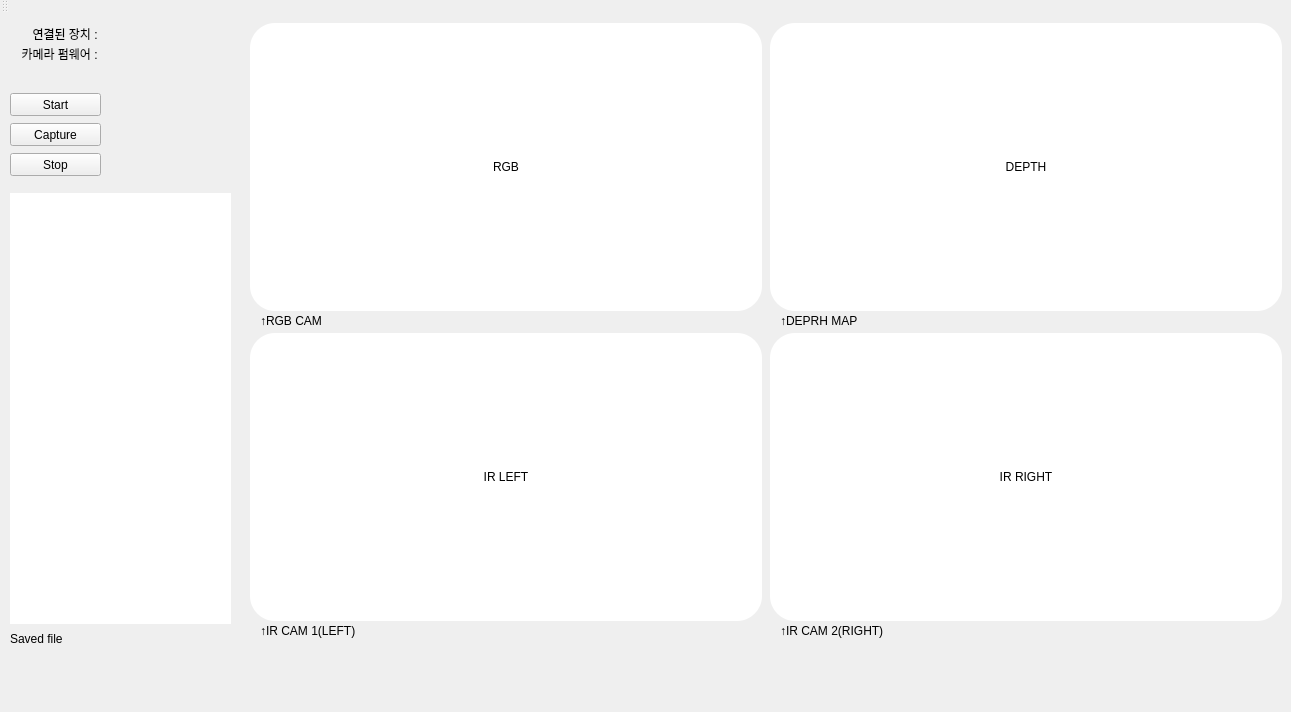
Before: the Qt Designer form 3D_Face_scanning.vc140/CalibrationModule/CalibrationModule.ui in CSID-DGU/2017-2-CECD-BirdSound-1, drawn with Qt 5.
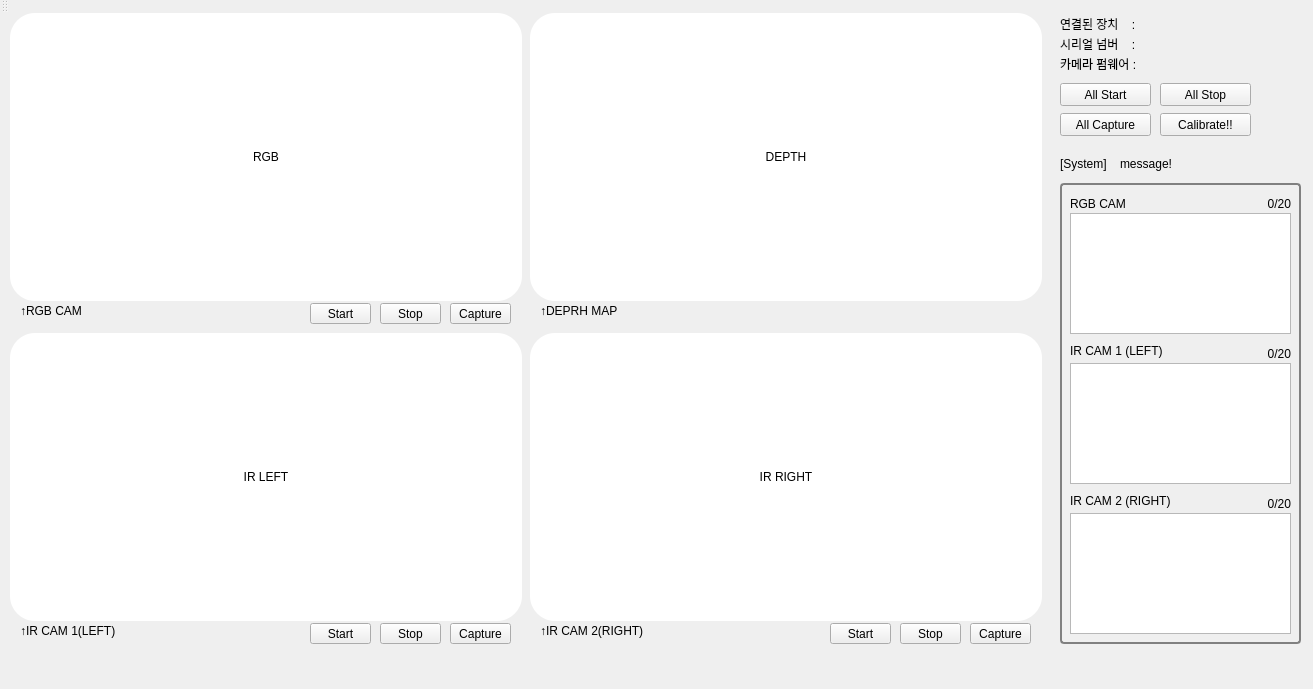
After: the same form once the commit is applied. Icons and pictures are not drawn.

Commit message: Qt design 변경, CAM 3대 각각 calibration을 위해 프로그램 구조 수정

```diff
--- a/3D_Face_scanning.vc140/CalibrationModule/CalibrationModule.ui
+++ b/3D_Face_scanning.vc140/CalibrationModule/CalibrationModule.ui
@@ -6,8 +6,8 @@
    <rect>
     <x>0</x>
     <y>0</y>
-    <width>1291</width>
-    <height>712</height>
+    <width>1313</width>
+    <height>689</height>
    </rect>
   </property>
   <property name="windowTitle">
@@ -17,82 +17,11 @@
    <string notr="true">border-color: rgb(0, 0, 0);</string>
   </property>
   <widget class="QWidget" name="centralWidget">
-   <widget class="QLabel" name="deviceName">
-    <property name="geometry">
-     <rect>
-      <x>10</x>
-      <y>10</y>
-      <width>91</width>
-      <height>21</height>
-     </rect>
-    </property>
-    <property name="text">
-     <string>연결된 장치 : </string>
-    </property>
-    <property name="alignment">
-     <set>Qt::AlignRight|Qt::AlignTrailing|Qt::AlignVCenter</set>
-    </property>
-   </widget>
-   <widget class="QLabel" name="deviceFirmware">
-    <property name="geometry">
-     <rect>
-      <x>10</x>
-      <y>30</y>
-      <width>91</width>
-      <height>21</height>
-     </rect>
-    </property>
-    <property name="text">
-     <string>카메라 펌웨어 : </string>
-    </property>
-    <property name="alignment">
-     <set>Qt::AlignRight|Qt::AlignTrailing|Qt::AlignVCenter</set>
-    </property>
-   </widget>
-   <widget class="QPushButton" name="startStreaming">
-    <property name="geometry">
-     <rect>
-      <x>10</x>
-      <y>80</y>
-      <width>91</width>
-      <height>23</height>
-     </rect>
-    </property>
-    <property name="text">
-     <string>Start</string>
-    </property>
-   </widget>
-   <widget class="QPushButton" name="captrueImage">
-    <property name="geometry">
-     <rect>
-      <x>10</x>
-      <y>110</y>
-      <width>91</width>
-      <height>23</height>
-     </rect>
-    </property>
-    <property name="text">
-     <string>Capture</string>
-    </property>
-   </widget>
-   <widget class="QPushButton" name="stopStreaming">
-    <property name="geometry">
-     <rect>
-      <x>10</x>
-      <y>140</y>
-      <width>91</width>
-      <height>23</height>
-     </rect>
-    </property>
-    <property name="text">
-     <string>Stop</string>
-    </property>
-   </widget>
    <widget class="QLabel" name="label">
     <property name="geometry">
      <rect>
-      <x>260</x>
-      <y>300</y>
+      <x>20</x>
+      <y>290</y>
       <width>71</width>
       <height>16</height>
      </rect>
@@ -107,8 +36,8 @@
    <widget class="QLabel" name="rgbLabel">
     <property name="geometry">
      <rect>
-      <x>250</x>
-      <y>10</y>
+      <x>10</x>
+      <y>0</y>
       <width>512</width>
       <height>288</height>
      </rect>
@@ -129,7 +58,7 @@
    <widget class="QLabel" name="irRightLabel">
     <property name="geometry">
      <rect>
-      <x>770</x>
+      <x>530</x>
       <y>320</y>
       <width>512</width>
       <height>288</height>
@@ -148,7 +77,7 @@
    <widget class="QLabel" name="irLeftLabel">
     <property name="geometry">
      <rect>
-      <x>250</x>
+      <x>10</x>
       <y>320</y>
       <width>512</width>
       <height>288</height>
@@ -167,7 +96,7 @@
    <widget class="QLabel" name="label_3">
     <property name="geometry">
      <rect>
-      <x>780</x>
+      <x>540</x>
       <y>610</y>
       <width>111</width>
       <height>16</height>
@@ -183,7 +112,7 @@
    <widget class="QLabel" name="label_2">
     <property name="geometry">
      <rect>
-      <x>260</x>
+      <x>20</x>
       <y>610</y>
       <width>111</width>
       <height>16</height>
@@ -196,28 +125,11 @@
      <string>↑IR CAM 1(LEFT)</string>
     </property>
    </widget>
-   <widget class="QLabel" name="label_4">
-    <property name="geometry">
-     <rect>
-      <x>10</x>
-      <y>180</y>
-      <width>221</width>
-      <height>431</height>
-     </rect>
-    </property>
-    <property name="styleSheet">
-     <string notr="true">background: white; border-color: coral;
-    border-width: 7px;</string>
-    </property>
-    <property name="text">
-     <string/>
-    </property>
-   </widget>
    <widget class="QLabel" name="depthLabel">
     <property name="geometry">
      <rect>
-      <x>770</x>
-      <y>10</y>
+      <x>530</x>
+      <y>0</y>
       <width>512</width>
       <height>288</height>
      </rect>
@@ -238,8 +150,8 @@
    <widget class="QLabel" name="label_5">
     <property name="geometry">
      <rect>
-      <x>780</x>
-      <y>300</y>
+      <x>540</x>
+      <y>290</y>
       <width>81</width>
       <height>16</height>
      </rect>
@@ -251,24 +163,128 @@
      <string>↑DEPRH MAP</string>
     </property>
    </widget>
-   <widget class="QLabel" name="camName">
+   <widget class="QPushButton" name="rgbStart">
     <property name="geometry">
      <rect>
-      <x>100</x>
-      <y>10</y>
-      <width>141</width>
+      <x>310</x>
+      <y>290</y>
+      <width>61</width>
       <height>21</height>
      </rect>
     </property>
     <property name="text">
-     <string/>
+     <string>Start</string>
+    </property>
+   </widget>
+   <widget class="QPushButton" name="rgbStop">
+    <property name="geometry">
+     <rect>
+      <x>380</x>
+      <y>290</y>
+      <width>61</width>
+      <height>21</height>
+     </rect>
+    </property>
+    <property name="text">
+     <string>Stop</string>
+    </property>
+   </widget>
+   <widget class="QPushButton" name="rgbCapture">
+    <property name="geometry">
+     <rect>
+      <x>450</x>
+      <y>290</y>
+      <width>61</width>
+      <height>21</height>
+     </rect>
+    </property>
+    <property name="text">
+     <string>Capture</string>
+    </property>
+   </widget>
+   <widget class="QPushButton" name="leftStart">
+    <property name="geometry">
+     <rect>
+      <x>310</x>
+      <y>610</y>
+      <width>61</width>
+      <height>21</height>
+     </rect>
+    </property>
+    <property name="text">
+     <string>Start</string>
+    </property>
+   </widget>
+   <widget class="QPushButton" name="leftCapture">
+    <property name="geometry">
+     <rect>
+      <x>450</x>
+      <y>610</y>
+      <width>61</width>
+      <height>21</height>
+     </rect>
+    </property>
+    <property name="text">
+     <string>Capture</string>
+    </property>
+   </widget>
+   <widget class="QPushButton" name="leftStop">
+    <property name="geometry">
+     <rect>
+      <x>380</x>
+      <y>610</y>
+      <width>61</width>
+      <height>21</height>
+     </rect>
+    </property>
+    <property name="text">
+     <string>Stop</string>
+    </property>
+   </widget>
+   <widget class="QPushButton" name="rightStart">
+    <property name="geometry">
+     <rect>
+      <x>830</x>
+      <y>610</y>
+      <width>61</width>
+      <height>21</height>
+     </rect>
+    </property>
+    <property name="text">
+     <string>Start</string>
+    </property>
+   </widget>
+   <widget class="QPushButton" name="rightCapture">
+    <property name="geometry">
+     <rect>
+      <x>970</x>
+      <y>610</y>
+      <width>61</width>
+      <height>21</height>
+     </rect>
+    </property>
+    <property name="text">
+     <string>Capture</string>
+    </property>
+   </widget>
+   <widget class="QPushButton" name="rightStop">
+    <property name="geometry">
+     <rect>
+      <x>900</x>
+      <y>610</y>
+      <width>61</width>
+      <height>21</height>
+     </rect>
+    </property>
+    <property name="text">
+     <string>Stop</string>
     </property>
    </widget>
    <widget class="QLabel" name="firmwareVer">
     <property name="geometry">
      <rect>
-      <x>100</x>
-      <y>30</y>
+      <x>1160</x>
+      <y>40</y>
       <width>141</width>
       <height>21</height>
      </rect>
@@ -277,19 +293,351 @@
      <string/>
     </property>
    </widget>
+   <widget class="QLabel" name="deviceFirmware">
+    <property name="geometry">
+     <rect>
+      <x>1060</x>
+      <y>40</y>
+      <width>91</width>
+      <height>21</height>
+     </rect>
+    </property>
+    <property name="sizePolicy">
+     <sizepolicy hsizetype="Preferred" vsizetype="Preferred">
+      <horstretch>0</horstretch>
+      <verstretch>0</verstretch>
+     </sizepolicy>
+    </property>
+    <property name="text">
+     <string>카메라 펌웨어 : </string>
+    </property>
+    <property name="alignment">
+     <set>Qt::AlignLeading|Qt::AlignLeft|Qt::AlignVCenter</set>
+    </property>
+   </widget>
    <widget class="QLabel" name="label_6">
     <property name="geometry">
      <rect>
-      <x>10</x>
-      <y>615</y>
+      <x>1070</x>
+      <y>180</y>
       <width>81</width>
       <height>21</height>
      </rect>
     </property>
     <property name="text">
-     <string>Saved file</string>
+     <string>RGB CAM</string>
     </property>
    </widget>
+   <widget class="QLabel" name="deviceName">
+    <property name="geometry">
+     <rect>
+      <x>1060</x>
+      <y>0</y>
+      <width>91</width>
+      <height>21</height>
+     </rect>
+    </property>
+    <property name="sizePolicy">
+     <sizepolicy hsizetype="Preferred" vsizetype="Preferred">
+      <horstretch>0</horstretch>
+      <verstretch>0</verstretch>
+     </sizepolicy>
+    </property>
+    <property name="text">
+     <string>연결된 장치    : </string>
+    </property>
+    <property name="alignment">
+     <set>Qt::AlignLeading|Qt::AlignLeft|Qt::AlignVCenter</set>
+    </property>
+   </widget>
+   <widget class="QPushButton" name="captrueImage">
+    <property name="geometry">
+     <rect>
+      <x>1060</x>
+      <y>100</y>
+      <width>91</width>
+      <height>23</height>
+     </rect>
+    </property>
+    <property name="text">
+     <string>All Capture</string>
+    </property>
+   </widget>
+   <widget class="QPushButton" name="startStreaming">
+    <property name="geometry">
+     <rect>
+      <x>1060</x>
+      <y>70</y>
+      <width>91</width>
+      <height>23</height>
+     </rect>
+    </property>
+    <property name="text">
+     <string>All Start</string>
+    </property>
+   </widget>
+   <widget class="QLabel" name="camName">
+    <property name="geometry">
+     <rect>
+      <x>1160</x>
+      <y>0</y>
+      <width>141</width>
+      <height>21</height>
+     </rect>
+    </property>
+    <property name="text">
+     <string/>
+    </property>
+   </widget>
+   <widget class="QPushButton" name="stopStreaming">
+    <property name="geometry">
+     <rect>
+      <x>1160</x>
+      <y>70</y>
+      <width>91</width>
+      <height>23</height>
+     </rect>
+    </property>
+    <property name="text">
+     <string>All Stop</string>
+    </property>
+   </widget>
+   <widget class="QListView" name="rgbSavedList">
+    <property name="geometry">
+     <rect>
+      <x>1070</x>
+      <y>200</y>
+      <width>221</width>
+      <height>121</height>
+     </rect>
+    </property>
+   </widget>
+   <widget class="QListView" name="irLeftSavedList">
+    <property name="geometry">
+     <rect>
+      <x>1070</x>
+      <y>350</y>
+      <width>221</width>
+      <height>121</height>
+     </rect>
+    </property>
+   </widget>
+   <widget class="QListView" name="irRightSavedList">
+    <property name="geometry">
+     <rect>
+      <x>1070</x>
+      <y>500</y>
+      <width>221</width>
+      <height>121</height>
+     </rect>
+    </property>
+   </widget>
+   <widget class="QLabel" name="label_4">
+    <property name="geometry">
+     <rect>
+      <x>1070</x>
+      <y>480</y>
+      <width>111</width>
+      <height>16</height>
+     </rect>
+    </property>
+    <property name="text">
+     <string>IR CAM 2 (RIGHT)</string>
+    </property>
+   </widget>
+   <widget class="QLabel" name="label_8">
+    <property name="geometry">
+     <rect>
+      <x>1070</x>
+      <y>330</y>
+      <width>111</width>
+      <height>16</height>
+     </rect>
+    </property>
+    <property name="text">
+     <string>IR CAM 1 (LEFT)</string>
+    </property>
+   </widget>
+   <widget class="QLabel" name="label_9">
+    <property name="geometry">
+     <rect>
+      <x>1060</x>
+      <y>170</y>
+      <width>241</width>
+      <height>461</height>
+     </rect>
+    </property>
+    <property name="styleSheet">
+     <string notr="true">border-radius: 4px;
+border: 2px solid gray;
+background-image: url(:/myImage.png);
+</string>
+    </property>
+    <property name="text">
+     <string/>
+    </property>
+   </widget>
+   <widget class="QLabel" name="message">
+    <property name="geometry">
+     <rect>
+      <x>1120</x>
+      <y>140</y>
+      <width>161</width>
+      <height>21</height>
+     </rect>
+    </property>
+    <property name="text">
+     <string>message!</string>
+    </property>
+   </widget>
+   <widget class="QLabel" name="label_7">
+    <property name="geometry">
+     <rect>
+      <x>1060</x>
+      <y>140</y>
+      <width>61</width>
+      <height>21</height>
+     </rect>
+    </property>
+    <property name="text">
+     <string>[System]</string>
+    </property>
+   </widget>
+   <widget class="QLabel" name="deviceFirmware_2">
+    <property name="geometry">
+     <rect>
+      <x>1060</x>
+      <y>20</y>
+      <width>91</width>
+      <height>21</height>
+     </rect>
+    </property>
+    <property name="sizePolicy">
+     <sizepolicy hsizetype="Preferred" vsizetype="Preferred">
+      <horstretch>0</horstretch>
+      <verstretch>0</verstretch>
+     </sizepolicy>
+    </property>
+    <property name="text">
+     <string>시리얼 넘버    : </string>
+    </property>
+    <property name="alignment">
+     <set>Qt::AlignLeading|Qt::AlignLeft|Qt::AlignVCenter</set>
+    </property>
+   </widget>
+   <widget class="QLabel" name="serialNum">
+    <property name="geometry">
+     <rect>
+      <x>1160</x>
+      <y>20</y>
+      <width>141</width>
+      <height>21</height>
+     </rect>
+    </property>
+    <property name="text">
+     <string/>
+    </property>
+   </widget>
+   <widget class="QLabel" name="rgbCount">
+    <property name="geometry">
+     <rect>
+      <x>1210</x>
+      <y>180</y>
+      <width>81</width>
+      <height>21</height>
+     </rect>
+    </property>
+    <property name="text">
+     <string>0/20</string>
+    </property>
+    <property name="alignment">
+     <set>Qt::AlignRight|Qt::AlignTrailing|Qt::AlignVCenter</set>
+    </property>
+   </widget>
+   <widget class="QLabel" name="leftCount">
+    <property name="geometry">
+     <rect>
+      <x>1210</x>
+      <y>330</y>
+      <width>81</width>
+      <height>21</height>
+     </rect>
+    </property>
+    <property name="text">
+     <string>0/20</string>
+    </property>
+    <property name="alignment">
+     <set>Qt::AlignRight|Qt::AlignTrailing|Qt::AlignVCenter</set>
+    </property>
+   </widget>
+   <widget class="QLabel" name="rightCount">
+    <property name="geometry">
+     <rect>
+      <x>1210</x>
+      <y>480</y>
+      <width>81</width>
+      <height>21</height>
+     </rect>
+    </property>
+    <property name="text">
+     <string>0/20</string>
+    </property>
+    <property name="alignment">
+     <set>Qt::AlignRight|Qt::AlignTrailing|Qt::AlignVCenter</set>
+    </property>
+   </widget>
+   <widget class="QPushButton" name="startCalibration">
+    <property name="geometry">
+     <rect>
+      <x>1160</x>
+      <y>100</y>
+      <width>91</width>
+      <height>23</height>
+     </rect>
+    </property>
+    <property name="text">
+     <string>Calibrate!!</string>
+    </property>
+   </widget>
+   <zorder>label_9</zorder>
+   <zorder>label</zorder>
+   <zorder>rgbLabel</zorder>
+   <zorder>irRightLabel</zorder>
+   <zorder>irLeftLabel</zorder>
+   <zorder>label_3</zorder>
+   <zorder>label_2</zorder>
+   <zorder>depthLabel</zorder>
+   <zorder>label_5</zorder>
+   <zorder>rgbStart</zorder>
+   <zorder>rgbStop</zorder>
+   <zorder>rgbCapture</zorder>
+   <zorder>leftStart</zorder>
+   <zorder>leftCapture</zorder>
+   <zorder>leftStop</zorder>
+   <zorder>rightStart</zorder>
+   <zorder>rightCapture</zorder>
+   <zorder>rightStop</zorder>
+   <zorder>firmwareVer</zorder>
+   <zorder>deviceFirmware</zorder>
+   <zorder>label_6</zorder>
+   <zorder>deviceName</zorder>
+   <zorder>captrueImage</zorder>
+   <zorder>startStreaming</zorder>
+   <zorder>camName</zorder>
+   <zorder>stopStreaming</zorder>
+   <zorder>rgbSavedList</zorder>
+   <zorder>irLeftSavedList</zorder>
+   <zorder>irRightSavedList</zorder>
+   <zorder>label_4</zorder>
+   <zorder>label_8</zorder>
+   <zorder>message</zorder>
+   <zorder>label_7</zorder>
+   <zorder>deviceFirmware_2</zorder>
+   <zorder>serialNum</zorder>
+   <zorder>rgbCount</zorder>
+   <zorder>leftCount</zorder>
+   <zorder>rightCount</zorder>
+   <zorder>startCalibration</zorder>
   </widget>
   <widget class="QMenuBar" name="menuBar">
    <property name="geometry">
```
Left out of the diff: 2 changed lines with no effect on the pictures. The commit also changes 9 other files.
